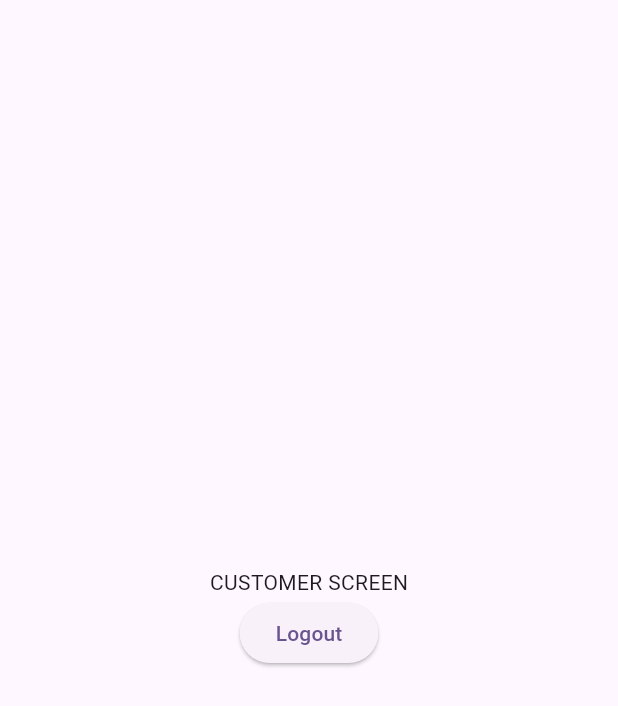
After one commit to necrology/mager_app, a Flutter app: the CustomerScreen screen opened by its route, on a phone screen of 412 x 824 dp. The commit adds this screen. Shown: the top 706 px of the screen. Run offline on Flutter 3.47's test engine with Material 2 defaults, Android fonts, the phone set to English and light mode, and no system bars; accounts and stored records are empty.

Commit message:
implemented dummy login

```diff
--- /dev/null
+++ b/assets/dummy/customer.json
@@ -0,0 +1,10 @@
+{
+  "status": 200,
+  "message:": "Success login",
+  "data": {
+      "id": 1,
+      "nama": "Customer 1",
+      "email": "customer1@example.com",
+      "role": "customer"
+  }
+}
--- /dev/null
+++ b/lib/provider/customer_provider.dart
@@ -0,0 +1,8 @@
+import 'package:flutter/material.dart';
+import 'package:mager_app/screens/login/login_screen.dart';
+
+class CustomerProvider extends ChangeNotifier {
+  void logout({required BuildContext context}) {
+    Navigator.pushNamedAndRemoveUntil(context, LoginDemo.route, (route) => false);
+  }
+}
--- /dev/null
+++ b/lib/screens/customer/customer_screen.dart
@@ -0,0 +1,35 @@
+import 'package:flutter/material.dart';
+import 'package:mager_app/provider/customer_provider.dart';
+import 'package:provider/provider.dart';
+
+class CustomerScreen extends StatefulWidget {
+  const CustomerScreen({super.key});
+  static const route = 'customerScreen';
+
+  @override
+  State<StatefulWidget> createState() {
+    return _CustomerScreenState();
+  }
+}
+
+class _CustomerScreenState extends State<CustomerScreen> {
+  @override
+  Widget build(BuildContext context) {
+    return Consumer<CustomerProvider>(builder: (context, provider, _) {
+      return Scaffold(
+        body: Center(
+          child: Column(
+            crossAxisAlignment: CrossAxisAlignment.center,
+            mainAxisAlignment: MainAxisAlignment.center,
+            children: [
+              const Text('CUSTOMER SCREEN'),
+              ElevatedButton(onPressed: () {
+                provider.logout(context: context);
+              }, child: const Text('Logout'))
+            ],
+          ),
+        ),
+      );
+    });
+  }
+}
--- a/lib/screens/login/login_screen.dart
+++ b/lib/screens/login/login_screen.dart
@@ -17,6 +17,7 @@ class _LoginDemoState extends State<LoginDemo> {
   @override
   Widget build(BuildContext context) {
     return Consumer<LoginProvider>(builder: (context, provider, _) {
+      print('ISLOAD -> ${provider.isLoading}');
       return Scaffold(
         backgroundColor: Colors.white,
         body: Center(
@@ -91,7 +92,7 @@ class _LoginDemoState extends State<LoginDemo> {
                                   key: provider.formKey, context: context);
                             }
                           : null,
-                      child: const Text(
+                      child: provider.isLoading ? const CircularProgressIndicator() : const Text(
                         'Login',
                         style: TextStyle(color: Colors.white, fontSize: 25),
                       ),
--- a/lib/utils/routes.dart
+++ b/lib/utils/routes.dart
@@ -1,7 +1,9 @@
 import 'package:flutter/material.dart';
+import 'package:mager_app/provider/customer_provider.dart';
 import 'package:mager_app/provider/login_provider.dart';
 import 'package:mager_app/provider/register_provider.dart';
 import 'package:mager_app/provider/splash_provider.dart';
+import 'package:mager_app/screens/customer/customer_screen.dart';
 import 'package:mager_app/screens/login/login_screen.dart';
 import 'package:mager_app/screens/register/register_screen.dart';
 import 'package:mager_app/screens/splash/splash_screen.dart';
@@ -21,5 +23,9 @@ class Routes {
           create: (context) => RegisterProvider(),
           child: const RegisterScreen(),
         ),
+    CustomerScreen.route: (context) => ChangeNotifierProvider<CustomerProvider>(
+          create: (context) => CustomerProvider(),
+          child: const CustomerScreen(),
+        ),
   };
 }
--- a/pubspec.yaml
+++ b/pubspec.yaml
@@ -56,6 +56,7 @@ flutter:
 
   assets:
     - assets/images/flutter.png
+    - assets/dummy/customer.json
   # The following line ensures that the Material Icons font is
   # included with your application, so that you can use the icons in
   # the material Icons class.
```
Also changed, not shown: lib/models/user_model.dart (added, +48 -0 lines), lib/provider/login_provider.dart (+20 -2 lines), lib/services/auth.dart (added, +26 -0 lines), 1 other file.
